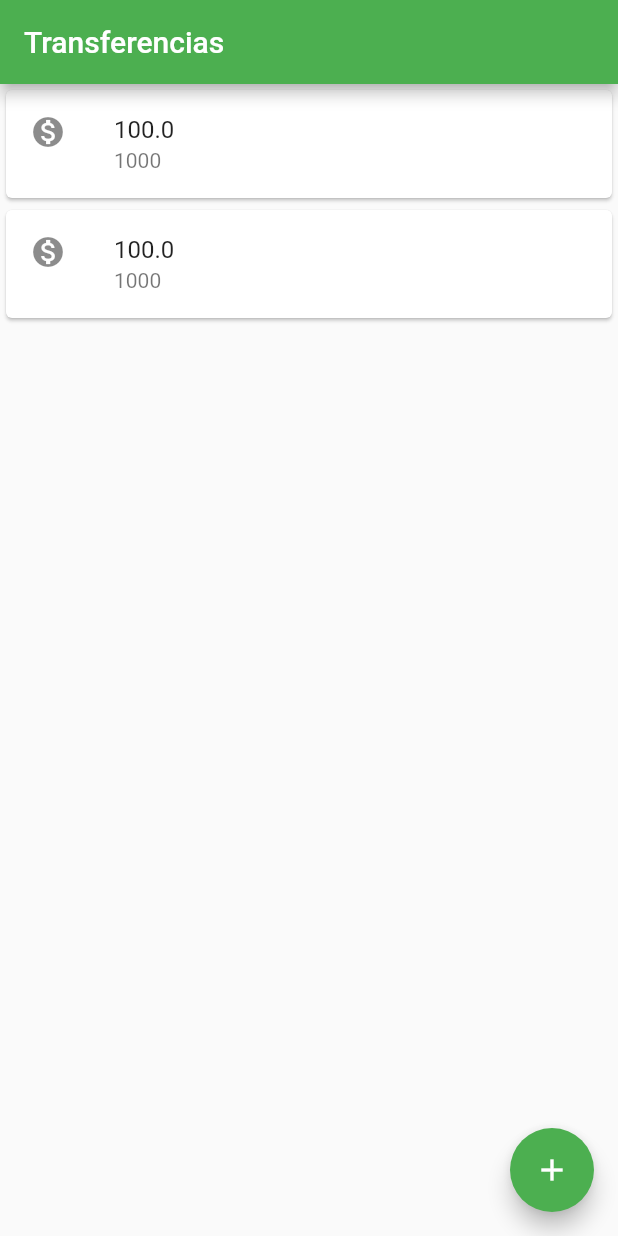
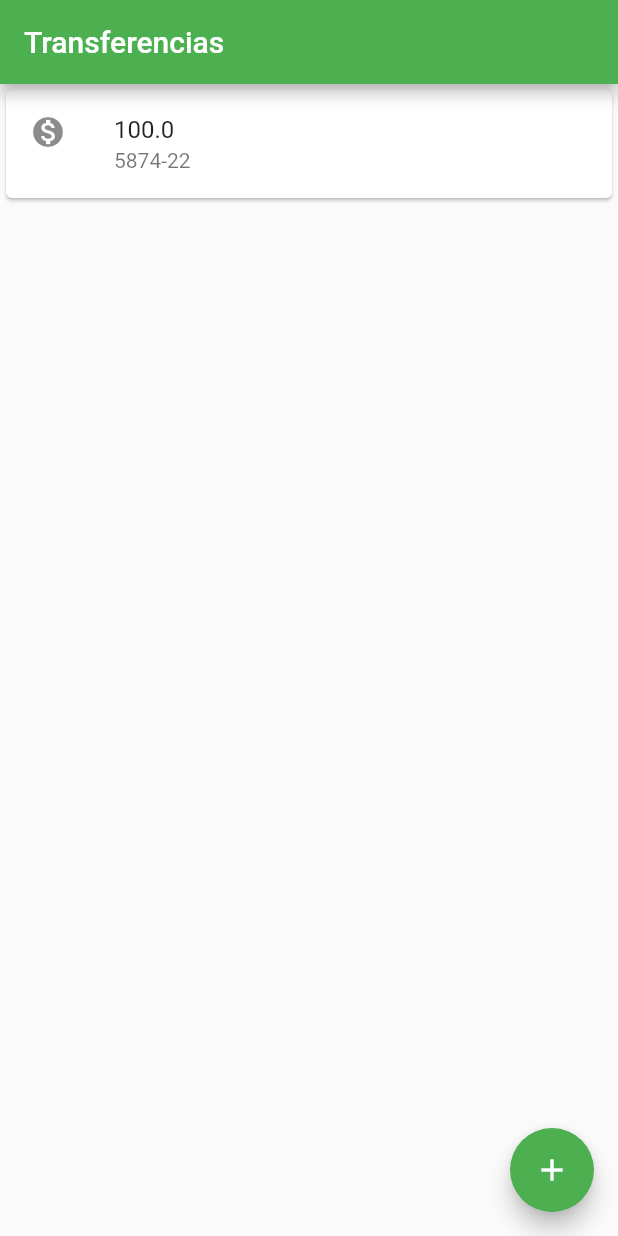
Before and after one commit to Jacksonsilvalopes/bank_flutter, a Flutter app: the screen it shows after launch, on a phone screen of 412 x 824 dp. Run offline on Flutter 3.47's test engine with Material 2 defaults, Android fonts, the phone set to English and light mode, and no system bars.

Commit message:
Refatorando o codigo

```diff
--- a/lib/main.dart
+++ b/lib/main.dart
@@ -9,32 +9,51 @@ void main() {
         ),
         backgroundColor: Colors.green,
       ),
-      body: Column(
-        children: [
-          Card(
-            child: ListTile(
-              leading: Icon(Icons.monetization_on),
-              title: Text('100.0'),
-              subtitle: Text('1000'),
-            )
-          ),
-          Card(
-              child: ListTile(
-                leading: Icon(Icons.monetization_on),
-                title: Text('100.0'),
-                subtitle: Text('1000'),
-              )
-          ),
-        ],
-      ),
-
+      body: const ListaTransferencia(),
       floatingActionButton: FloatingActionButton(
-        onPressed: () {  },
+        onPressed: () {},
         backgroundColor: Colors.green,
         child: const Icon(Icons.add),
-
-
       ),
     ),
   ));
 }
+
+class ListaTransferencia extends StatelessWidget {
+  const ListaTransferencia({Key? key}) : super(key: key);
+
+  @override
+  Widget build(BuildContext context) {
+    return Column(
+      children: <Widget>[
+        ItemTransferencia(Transferencia(100.0, '5874-22')),
+      ],
+    );
+  }
+}
+
+class ItemTransferencia extends StatelessWidget {
+
+  final Transferencia _transferencia;
+
+  ItemTransferencia(this._transferencia);
+
+  @override
+  Widget build(BuildContext context) {
+    return Card(
+        child: ListTile(
+      leading: Icon(Icons.monetization_on),
+      title: Text(_transferencia.valor.toString()),
+      subtitle: Text(
+        _transferencia.n_conta.toString(),
+      ),
+    ));
+  }
+}
+
+class Transferencia {
+  final double valor;
+  final String n_conta;
+
+  Transferencia(this.valor, this.n_conta);
+}
```
